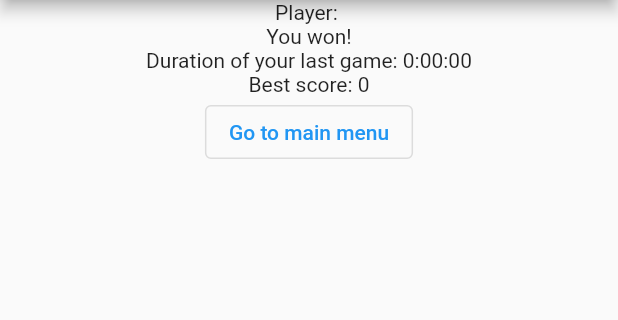
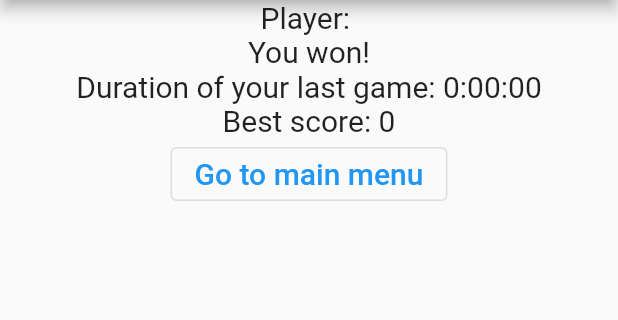
Before and after one commit to flutter-preview/dvquentincarrel-flutter_info1, a Flutter app: the GridScreen screen opened directly with empty values, after a tap on "Go to result screen", on a phone screen of 412 x 824 dp, the part 84-404 px from its top. Run offline on Flutter 3.47's test engine with Material 2 defaults, Android fonts, the phone set to English and light mode, and no system bars; our stand-ins replace flutter_riverpod.

Commit message:
[M] cleaner ui

```diff
--- a/lib/screens/game_screen.dart
+++ b/lib/screens/game_screen.dart
@@ -51,24 +51,42 @@ class _GrilleDemineur extends ConsumerState<GridScreen> {
       appBar: AppBar(
         title: Text(ref.read(barText))
       ),
-      body: Row(
+      backgroundColor: getBackgroundColor(isOver, _grille),
+      body: Center(
+        child: Column(
+          children: [
+            Row(
               // Ligne -> Colonnes -> Cases
               children: [
+                const Spacer(),
                 ...sweeper.makeGrid(_grille, updateParent),
-          Text(messageEtat(_grille)),
-          Text(timer.elapsed.toString()),
+                const Spacer()
+              ]
+            ),
+            Text(
+              messageEtat(_grille),
+              style: const TextStyle(fontSize: 20.0)
+            ),
+            Text(
+              timer.elapsed.toString(),
+              style: const TextStyle(fontSize: 20.0),
+              ),
             Builder(
               builder: (context) {
                 return Visibility(
                   visible: isOver,
                   child: OutlinedButton(
                     onPressed: () => gotoRes(_grille.isGagnee(), score),//widget.gotoRes(timer, _grille.isGagnee()),
-                  child: const Text('Go to result screen')
+                    child: const Text(
+                      'Go to result screen',
+                      style: TextStyle(fontSize: 20.0)
+                      )
                   ),
                 );
               }
             )
           ]
+        )
       )
     );
   }
@@ -109,4 +127,14 @@ class _GrilleDemineur extends ConsumerState<GridScreen> {
     return gridSize * gridSize ~/ time;
   }
 
+  Color getBackgroundColor(bool isOver, modele.Grille grille){
+    if(!isOver){
+      return Colors.white;
     }
+    if(grille.isGagnee()){
+      return Colors.greenAccent[100]!;
+    }
+    return Colors.red[100]!;
+  }
+
+}
--- a/lib/screens/home_screen.dart
+++ b/lib/screens/home_screen.dart
@@ -52,6 +52,7 @@ class _HomeScreen extends ConsumerState<HomeScreen> {
               child: TextField(
                 controller: ctrl,
                 maxLength: 50,
+                style: const TextStyle(fontSize: 20.0),
                 decoration: const InputDecoration(label: Text('Pseudonym')),
               )
             ),
@@ -66,6 +67,7 @@ class _HomeScreen extends ConsumerState<HomeScreen> {
                             value: difficulty,
                             child: Text(
                               difficulty.name,
+                              style: const TextStyle(fontSize: 20.0),
                             ),
                           ),
                         )
@@ -81,7 +83,10 @@ class _HomeScreen extends ConsumerState<HomeScreen> {
                   ),
                   const Spacer(),
                   TextButton(
-                    child: const Text("Play"),
+                    child: const Text(
+                      "Play",
+                      style: TextStyle(fontSize: 20.0),
+                    ),
                     onPressed: () => {
                       //widget.changeName(ctrl.text),
                       if(ctrl.text != ""){
--- a/lib/screens/results_screen.dart
+++ b/lib/screens/results_screen.dart
@@ -20,15 +20,31 @@ class ResultScreen extends ConsumerWidget {
         title: Text(ref.read(barText))
       ),
       body: Center(
-      child: Column(
-        children: [
-          Text('Player: $playerName'),
-          Text(message),
-          Text('Duration of your last game: $time'),
-          Text('Best score: ${score.toString()}'),
-          OutlinedButton(
-            onPressed: () => Navigator.of(context).popUntil(ModalRoute.withName('/')),
-            child: const Text('Go to main menu'))
+        child: Column(
+          children: [
+            Text(
+              'Player: $playerName',
+              style: const TextStyle(fontSize: 20.0),
+            ),
+            Text(
+              message,
+              style: const TextStyle(fontSize: 20.0),
+            ),
+            Text(
+              'Duration of your last game: $time',
+              style: const TextStyle(fontSize: 20.0),
+            ),
+            Text(
+            'Best score: ${score.toString()}',
+              style: const TextStyle(fontSize: 20.0),
+            ),
+            OutlinedButton(
+              onPressed: () => Navigator.of(context).popUntil(ModalRoute.withName('/')),
+              child: const Text(
+                'Go to main menu',
+                style: const TextStyle(fontSize: 20.0),
+              )
+            )
           ]
         )
       )
```
Lines whose indentation alone changed are shown as unchanged.
